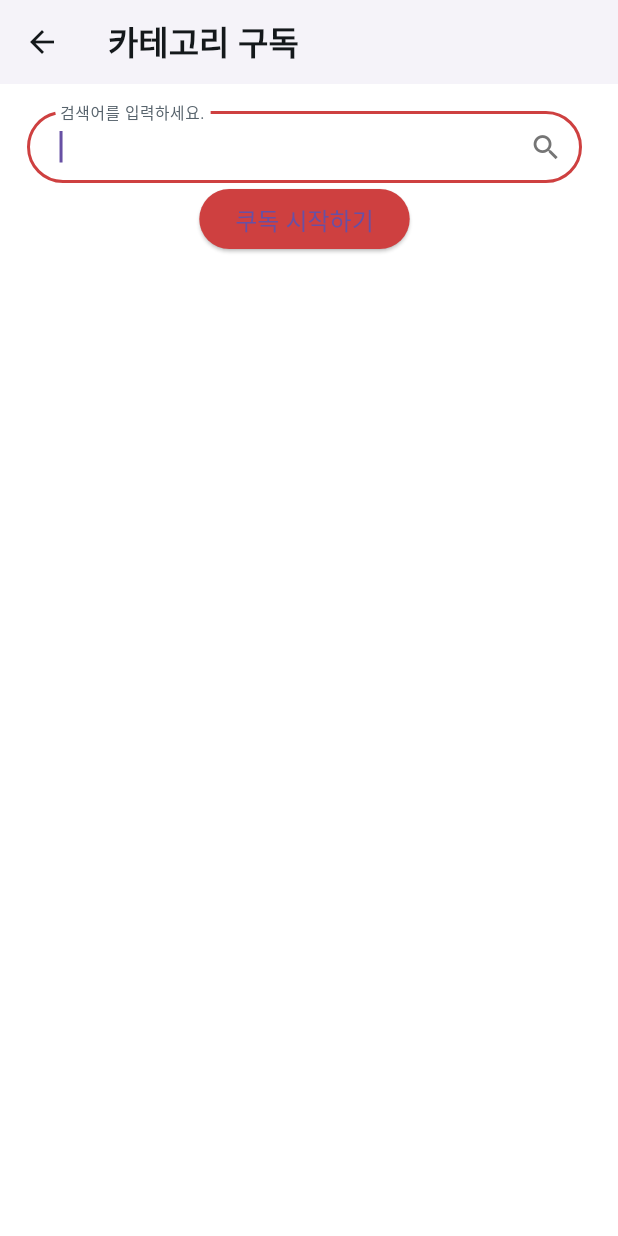
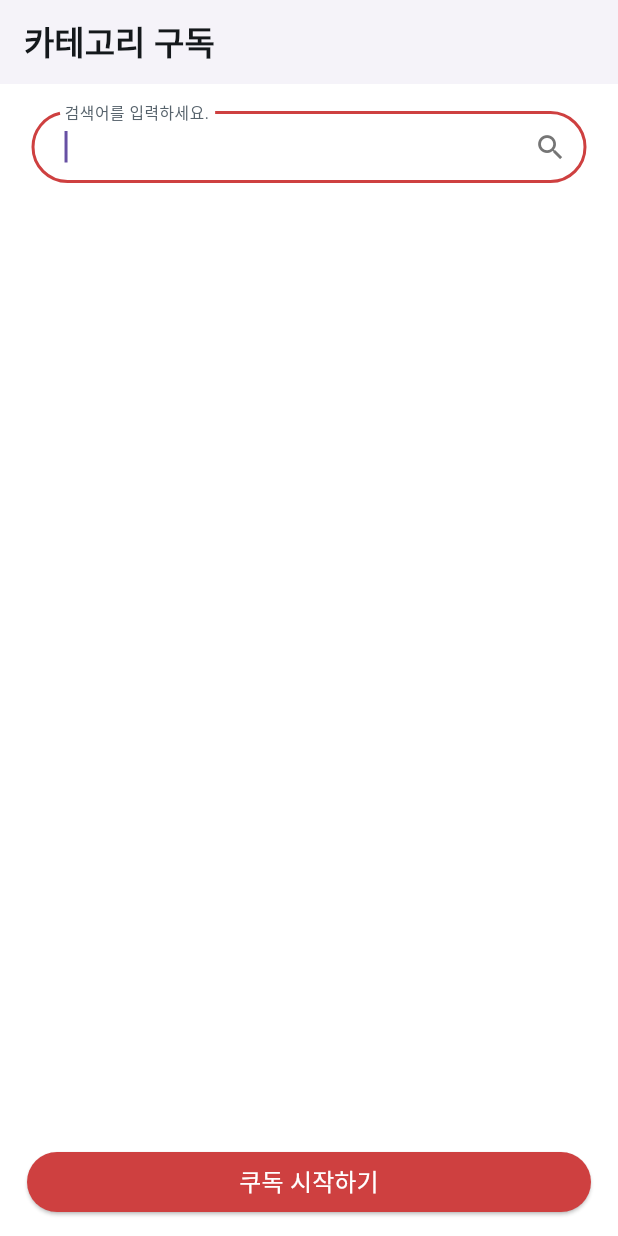
Before and after one commit to DevKor-github/KUDOG-front, a Flutter app: the SelectCategoryPageWidget screen opened directly, on a phone screen of 412 x 824 dp. Run offline on Flutter 3.47's test engine with Material 3 defaults, Android fonts, the phone set to English and light mode, and no system bars; Roboto replaces fonts that are missing (Readex Pro).

Commit message:
Feat: 렌더링 이슈 및 화면 버그 수정

```diff
--- /dev/null
+++ b/kudog/lib/etc/Routes.dart
@@ -0,0 +1,7 @@
+import 'package:kudog/pages/auth/SelectCategoryPage.dart';
+import 'package:kudog/pages/auth/SignInPage.dart';
+
+var namedRoutes = {
+  '/SelectCategory': (context) => SelectCategoryPageWidget(),
+  '/SignIn': (context) => SignInPageWidget(),
+};
--- a/kudog/lib/pages/auth/SelectCategoryPage.dart
+++ b/kudog/lib/pages/auth/SelectCategoryPage.dart
@@ -1,6 +1,6 @@
 import 'package:flutter/material.dart';
-import 'package:kudog/pages/etc/Colors.dart';
-import 'package:kudog/pages/etc/TextStyles.dart';
+import 'package:kudog/etc/Colors.dart';
+import 'package:kudog/etc/TextStyles.dart';
 
 class SelectCategoryPageWidget extends StatefulWidget {
   const SelectCategoryPageWidget({Key? key}) : super(key: key);
@@ -110,7 +110,11 @@ class _SelectCategoryPageWidgetState extends State<SelectCategoryPageWidget> {
                     ),
                   ),
                 ),
-                ElevatedButton(
+                Spacer(),
+                Container(
+                    margin: EdgeInsets.fromLTRB(0, 0, 0, 12),
+                    width: MediaQuery.of(context).size.width,
+                    child: ElevatedButton(
                         onPressed: () {},
                         style: ElevatedButton.styleFrom(
                           side: const BorderSide(
@@ -120,12 +124,14 @@ class _SelectCategoryPageWidgetState extends State<SelectCategoryPageWidget> {
                           shape: RoundedRectangleBorder(
                               borderRadius: BorderRadius.circular(20.0)),
                           backgroundColor: primary,
-                      textStyle: const TextStyle(
+                        ),
+                        child: Text(
+                          "쿠독 시작하기",
+                          style: const TextStyle(
                               color: Colors.white,
                               fontSize: 16,
                               fontWeight: FontWeight.w500),
-                    ),
-                    child: Text("쿠독 시작하기"))
+                        ))),
               ],
             ),
           ),
```
Also changed, not shown: kudog/lib/main.dart (+6 -5 lines), kudog/lib/pages/auth/SignInPage.dart (+37 -27 lines), kudog/lib/etc/Colors.dart (renamed from kudog/lib/pages/etc/Colors.dart), kudog/lib/etc/TextStyles.dart (renamed from kudog/lib/pages/etc/TextStyles.dart). Lines whose indentation alone changed are shown as unchanged.
